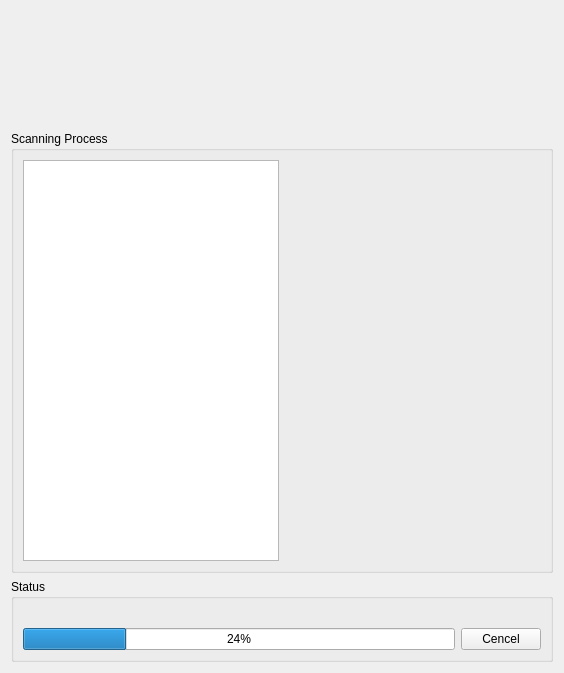
The window that CPC/scanwidget.ui (CoEIA/CPC) describes before a commit, drawn with Qt 5.
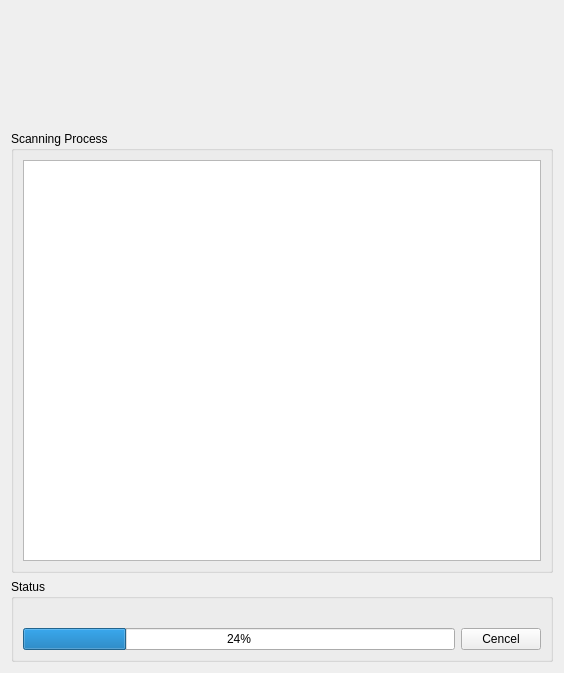
The same window after the commit. Icons and pictures are not drawn.

Commit message: increase the size of the scan widget during scanning

Patch:
```diff
--- a/CPC/scanwidget.ui
+++ b/CPC/scanwidget.ui
@@ -39,9 +39,6 @@
         </property>
        </widget>
       </item>
-      <item>
-       <widget class="QWidget" name="imageWidget" native="true"/>
-      </item>
      </layout>
     </widget>
    </item>
```
The commit also changes 1 other file.
